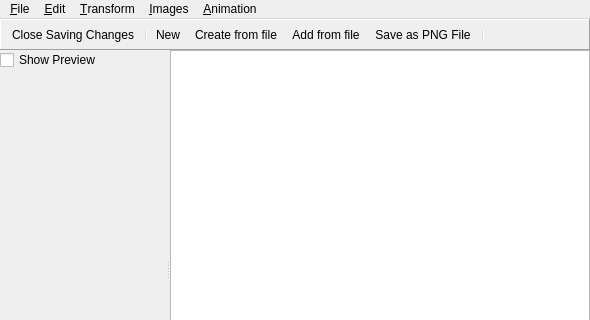
Qt form src/editor/dialogs/editspritedialog.ui (0xFEEDC0DE64/QtGameMaker) before a commit; both pictures show x 0 to 590 and y 0 to 320 of the 590 by 510 pixel window.
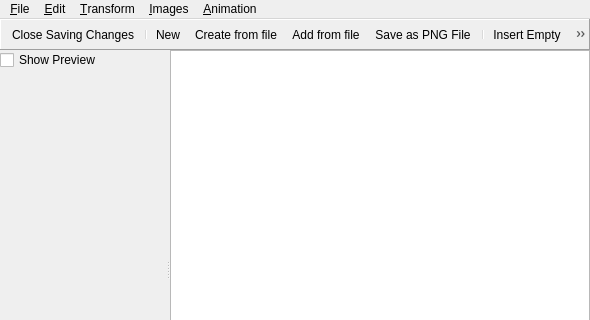
The same form after that commit. Icons and pictures are not drawn.

Commit message: Lots of actions added or iconified in image editor

What changed in the file:
```diff
--- a/src/editor/dialogs/editspritedialog.ui
+++ b/src/editor/dialogs/editspritedialog.ui
@@ -118,6 +118,20 @@
         <addaction name="actionAddFromFile"/>
         <addaction name="actionSaveAsPngFile"/>
         <addaction name="separator"/>
+        <addaction name="actionInsertEmpty"/>
+        <addaction name="actionAddEmpty"/>
+        <addaction name="separator"/>
+        <addaction name="actionUndo"/>
+        <addaction name="actionRedo"/>
+        <addaction name="separator"/>
+        <addaction name="actionCut"/>
+        <addaction name="actionCopy"/>
+        <addaction name="actionPaste"/>
+        <addaction name="separator"/>
+        <addaction name="actionMoveLeft"/>
+        <addaction name="actionMoveRight"/>
+        <addaction name="separator"/>
+        <addaction name="actionEdit"/>
        </widget>
       </item>
      </layout>
@@ -230,6 +244,109 @@
     <string>Close Saving Changes</string>
    </property>
   </action>
+  <action name="actionUndo">
+   <property name="icon">
+    <iconset resource="../resources_editor.qrc">
+     <normaloff>:/qtgameengine/icons/undo.png</normaloff>:/qtgameengine/icons/undo.png</iconset>
+   </property>
+   <property name="text">
+    <string>&amp;Undo</string>
+   </property>
+  </action>
+  <action name="actionRedo">
+   <property name="icon">
+    <iconset resource="../resources_editor.qrc">
+     <normaloff>:/qtgameengine/icons/redo.png</normaloff>:/qtgameengine/icons/redo.png</iconset>
+   </property>
+   <property name="text">
+    <string>&amp;Redo</string>
+   </property>
+  </action>
+  <action name="actionCut">
+   <property name="icon">
+    <iconset resource="../resources_editor.qrc">
+     <normaloff>:/qtgameengine/icons/cut.png</normaloff>:/qtgameengine/icons/cut.png</iconset>
+   </property>
+   <property name="text">
+    <string>Cu&amp;t</string>
+   </property>
+  </action>
+  <action name="actionCopy">
+   <property name="icon">
+    <iconset resource="../resources_editor.qrc">
+     <normaloff>:/qtgameengine/icons/copy.png</normaloff>:/qtgameengine/icons/copy.png</iconset>
+   </property>
+   <property name="text">
+    <string>&amp;Copy</string>
+   </property>
+  </action>
+  <action name="actionPaste">
+   <property name="icon">
+    <iconset resource="../resources_editor.qrc">
+     <normaloff>:/qtgameengine/icons/paste.png</normaloff>:/qtgameengine/icons/paste.png</iconset>
+   </property>
+   <property name="text">
+    <string>&amp;Paste</string>
+   </property>
+  </action>
+  <action name="actionErase">
+   <property name="text">
+    <string>&amp;Erase...</string>
+   </property>
+   <property name="shortcut">
+    <string>Shift+Del</string>
+   </property>
+  </action>
+  <action name="actionDelete">
+   <property name="text">
+    <string>&amp;Delete</string>
+   </property>
+  </action>
+  <action name="actionMoveLeft">
+   <property name="text">
+    <string>Move &amp;Left</string>
+   </property>
+   <property name="shortcut">
+    <string>Ctrl+L</string>
+   </property>
+  </action>
+  <action name="actionMoveRight">
+   <property name="text">
+    <string>&amp;Move Right</string>
+   </property>
+   <property name="shortcut">
+    <string>Ctrl+R</string>
+   </property>
+  </action>
+  <action name="actionAddEmpty">
+   <property name="text">
+    <string>&amp;Add Empty</string>
+   </property>
+   <property name="shortcut">
+    <string>Shift+A</string>
+   </property>
+  </action>
+  <action name="actionInsertEmpty">
+   <property name="text">
+    <string>&amp;Insert Empty</string>
+   </property>
+   <property name="shortcut">
+    <string>Shift+I</string>
+   </property>
+  </action>
+  <action name="actionEdit">
+   <property name="text">
+    <string>Edit...</string>
+   </property>
+   <property name="shortcut">
+    <string>Ctrl+E</string>
+   </property>
+  </action>
+  <action name="actionSetTransparencyBackground">
+   <property name="text">
+    <string>&amp;Set Transparency Background...</string>
+   </property>
+  </action>
  </widget>
  <resources>
   <include location="../resources_editor.qrc"/>
```
Left out of the diff: 41 changed lines with no effect on the pictures. The commit also changes 38 other files.
